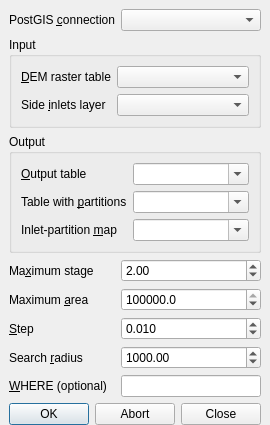
mlt/siam, file ui_hypsometry.ui: the form before one commit.
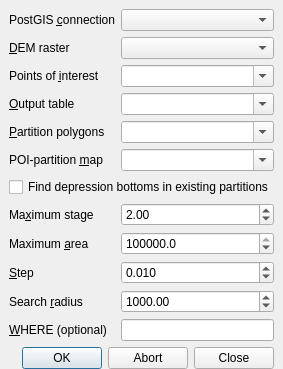
The form after the commit. Icons and pictures are not drawn.

Diff of the .ui file:
```diff
--- a/ui_hypsometry.ui
+++ b/ui_hypsometry.ui
@@ -6,8 +6,8 @@
    <rect>
     <x>0</x>
     <y>0</y>
-    <width>255</width>
-    <height>412</height>
+    <width>257</width>
+    <height>342</height>
    </rect>
   </property>
   <property name="windowTitle">
@@ -64,140 +64,7 @@
        </property>
       </widget>
      </item>
-     <item row="1" column="0" colspan="2">
-      <widget class="QGroupBox" name="groupBox">
-       <property name="enabled">
-        <bool>true</bool>
-       </property>
-       <property name="sizePolicy">
-        <sizepolicy hsizetype="Preferred" vsizetype="Fixed">
-         <horstretch>0</horstretch>
-         <verstretch>0</verstretch>
-        </sizepolicy>
-       </property>
-       <property name="title">
-        <string>Input</string>
-       </property>
-       <property name="flat">
-        <bool>false</bool>
-       </property>
-       <property name="checkable">
-        <bool>false</bool>
-       </property>
-       <layout class="QFormLayout" name="formLayout">
-        <item row="0" column="0">
-         <widget class="QLabel" name="labelDEM">
-          <property name="text">
-           <string>&amp;DEM raster table</string>
-          </property>
-          <property name="buddy">
-           <cstring>cbDEM</cstring>
-          </property>
-         </widget>
-        </item>
-        <item row="0" column="1">
-         <widget class="QComboBox" name="cbDEM">
-          <property name="editable">
-           <bool>false</bool>
-          </property>
-         </widget>
-        </item>
-        <item row="1" column="0">
-         <widget class="QLabel" name="labelInlets">
-          <property name="text">
-           <string>Side &amp;inlets layer</string>
-          </property>
-          <property name="buddy">
-           <cstring>cbInlets</cstring>
-          </property>
-         </widget>
-        </item>
-        <item row="1" column="1">
-         <widget class="QComboBox" name="cbInlets">
-          <property name="editable">
-           <bool>false</bool>
-          </property>
-         </widget>
-        </item>
-       </layout>
-      </widget>
-     </item>
-     <item row="2" column="0" colspan="2">
-      <widget class="QGroupBox" name="groupBox_2">
-       <property name="sizePolicy">
-        <sizepolicy hsizetype="Preferred" vsizetype="Fixed">
-         <horstretch>0</horstretch>
-         <verstretch>0</verstretch>
-        </sizepolicy>
-       </property>
-       <property name="title">
-        <string>Output</string>
-       </property>
-       <layout class="QFormLayout" name="formLayout_2">
-        <item row="0" column="0">
-         <widget class="QLabel" name="labelOutput">
-          <property name="text">
-           <string>&amp;Output table</string>
-          </property>
-          <property name="buddy">
-           <cstring>cbOutput</cstring>
-          </property>
-         </widget>
-        </item>
-        <item row="0" column="1">
-         <widget class="QComboBox" name="cbOutput">
-          <property name="editable">
-           <bool>true</bool>
-          </property>
-          <property name="insertPolicy">
-           <enum>QComboBox::InsertAlphabetically</enum>
-          </property>
-         </widget>
-        </item>
-        <item row="1" column="0">
-         <widget class="QLabel" name="labelPartitions">
-          <property name="text">
-           <string>Table with &amp;partitions</string>
-          </property>
-          <property name="buddy">
-           <cstring>cbPartitions</cstring>
-          </property>
-         </widget>
-        </item>
-        <item row="1" column="1">
-         <widget class="QComboBox" name="cbPartitions">
-          <property name="editable">
-           <bool>true</bool>
-          </property>
-          <property name="insertPolicy">
-           <enum>QComboBox::InsertAlphabetically</enum>
-          </property>
-         </widget>
-        </item>
-        <item row="2" column="0">
-         <widget class="QLabel" name="labelMap">
-          <property name="text">
-           <string>Inlet-partition &amp;map</string>
-          </property>
-          <property name="buddy">
-           <cstring>cbMap</cstring>
-          </property>
-         </widget>
-        </item>
-        <item row="2" column="1">
-         <widget class="QComboBox" name="cbMap">
-          <property name="editable">
-           <bool>true</bool>
-          </property>
-          <property name="insertPolicy">
-           <enum>QComboBox::InsertAlphabetically</enum>
-          </property>
-         </widget>
-        </item>
-       </layout>
-      </widget>
-     </item>
-     <item row="3" column="0">
+     <item row="7" column="0">
       <widget class="QLabel" name="labelMaxStage">
        <property name="text">
         <string>Ma&amp;ximum stage</string>
@@ -207,7 +74,7 @@
        </property>
       </widget>
      </item>
-     <item row="3" column="1">
+     <item row="7" column="1">
       <widget class="QDoubleSpinBox" name="sbMaxStage">
        <property name="minimum">
         <double>0.500000000000000</double>
@@ -220,7 +87,7 @@
        </property>
       </widget>
      </item>
-     <item row="4" column="0">
+     <item row="8" column="0">
       <widget class="QLabel" name="labelMaxStage_2">
        <property name="text">
         <string>Maximum &amp;area</string>
@@ -230,7 +97,7 @@
        </property>
       </widget>
      </item>
-     <item row="4" column="1">
+     <item row="8" column="1">
       <widget class="QDoubleSpinBox" name="sbMaxArea">
        <property name="decimals">
         <number>1</number>
@@ -249,7 +116,7 @@
        </property>
       </widget>
      </item>
-     <item row="5" column="0">
+     <item row="9" column="0">
       <widget class="QLabel" name="labelStep">
        <property name="text">
         <string>&amp;Step</string>
@@ -259,7 +126,7 @@
        </property>
       </widget>
      </item>
-     <item row="5" column="1">
+     <item row="9" column="1">
       <widget class="QDoubleSpinBox" name="sbStep">
        <property name="decimals">
         <number>3</number>
@@ -278,7 +145,7 @@
        </property>
       </widget>
      </item>
-     <item row="6" column="0">
+     <item row="10" column="0">
       <widget class="QLabel" name="labelRadius">
        <property name="text">
         <string>Search &amp;radius</string>
@@ -288,7 +155,7 @@
        </property>
       </widget>
      </item>
-     <item row="6" column="1">
+     <item row="10" column="1">
       <widget class="QDoubleSpinBox" name="sbRadius">
        <property name="minimum">
         <double>1.000000000000000</double>
@@ -304,7 +171,7 @@
        </property>
       </widget>
      </item>
-     <item row="7" column="0">
+     <item row="11" column="0">
       <widget class="QLabel" name="labeWhere">
        <property name="text">
         <string>&amp;WHERE (optional)</string>
@@ -314,14 +181,14 @@
        </property>
       </widget>
      </item>
-     <item row="7" column="1">
+     <item row="11" column="1">
       <widget class="QLineEdit" name="leWhere">
        <property name="statusTip">
         <string>Suiteable PostGIS statement, e.g., using rid, rast, or other fields using subquery</string>
        </property>
       </widget>
      </item>
-     <item row="8" column="0" colspan="2">
+     <item row="12" column="0" colspan="2">
       <widget class="QDialogButtonBox" name="buttonBox">
        <property name="enabled">
         <bool>true</bool>
@@ -337,6 +204,140 @@
        </property>
       </widget>
      </item>
+     <item row="5" column="0">
+      <widget class="QLabel" name="labelMap">
+       <property name="text">
+        <string>POI-partition &amp;map</string>
+       </property>
+       <property name="buddy">
+        <cstring>cbMap</cstring>
+       </property>
+      </widget>
+     </item>
+     <item row="5" column="1">
+      <widget class="QComboBox" name="cbMap">
+       <property name="toolTip">
+        <string>Output table</string>
+       </property>
+       <property name="editable">
+        <bool>true</bool>
+       </property>
+       <property name="insertPolicy">
+        <enum>QComboBox::InsertAlphabetically</enum>
+       </property>
+      </widget>
+     </item>
+     <item row="4" column="0">
+      <widget class="QLabel" name="labelPartitions">
+       <property name="text">
+        <string>&amp;Partition polygons</string>
+       </property>
+       <property name="buddy">
+        <cstring>cbPartitions</cstring>
+       </property>
+      </widget>
+     </item>
+     <item row="4" column="1">
+      <widget class="QComboBox" name="cbPartitions">
+       <property name="toolTip">
+        <string>&lt;!DOCTYPE HTML PUBLIC &quot;-//W3C//DTD HTML 4.0//EN&quot; &quot;http://www.w3.org/TR/REC-html40/strict.dtd&quot;&gt;
+&lt;html&gt;&lt;head&gt;&lt;meta name=&quot;qrichtext&quot; content=&quot;1&quot; /&gt;&lt;style type=&quot;text/css&quot;&gt;
+p, li { white-space: pre-wrap; }
+&lt;/style&gt;&lt;/head&gt;&lt;body style=&quot; font-family:'MS Shell Dlg 2'; font-size:8.25pt; font-weight:400; font-style:normal;&quot;&gt;
+&lt;p style=&quot; margin-top:0px; margin-bottom:0px; margin-left:0px; margin-right:0px; -qt-block-indent:0; text-indent:0px;&quot;&gt;&lt;span style=&quot; font-size:8pt;&quot;&gt;Output partitiong resulted from buffering POI using search radius&lt;/span&gt;&lt;/p&gt;
+&lt;p style=&quot; margin-top:0px; margin-bottom:0px; margin-left:0px; margin-right:0px; -qt-block-indent:0; text-indent:0px;&quot;&gt;&lt;span style=&quot; font-size:8pt;&quot;&gt;or input polygons where to look for depressions.&lt;/span&gt;&lt;/p&gt;
+&lt;p style=&quot;-qt-paragraph-type:empty; margin-top:0px; margin-bottom:0px; margin-left:0px; margin-right:0px; -qt-block-indent:0; text-indent:0px; font-size:8pt;&quot;&gt;&lt;/p&gt;
+&lt;p style=&quot; margin-top:0px; margin-bottom:0px; margin-left:0px; margin-right:0px; -qt-block-indent:0; text-indent:0px;&quot;&gt;&lt;span style=&quot; font-size:8pt;&quot;&gt;See&lt;/span&gt;&lt;span style=&quot; font-size:8pt; font-style:italic;&quot;&gt; Find bottoms&lt;/span&gt;&lt;span style=&quot; font-size:8pt;&quot;&gt; tip for details.&lt;/span&gt;&lt;/p&gt;&lt;/body&gt;&lt;/html&gt;</string>
+       </property>
+       <property name="editable">
+        <bool>true</bool>
+       </property>
+       <property name="insertPolicy">
+        <enum>QComboBox::InsertAlphabetically</enum>
+       </property>
+      </widget>
+     </item>
+     <item row="3" column="0">
+      <widget class="QLabel" name="labelOutput">
+       <property name="text">
+        <string>&amp;Output table</string>
+       </property>
+       <property name="buddy">
+        <cstring>cbOutput</cstring>
+       </property>
+      </widget>
+     </item>
+     <item row="3" column="1">
+      <widget class="QComboBox" name="cbOutput">
+       <property name="toolTip">
+        <string>&lt;!DOCTYPE HTML PUBLIC &quot;-//W3C//DTD HTML 4.0//EN&quot; &quot;http://www.w3.org/TR/REC-html40/strict.dtd&quot;&gt;
+&lt;html&gt;&lt;head&gt;&lt;meta name=&quot;qrichtext&quot; content=&quot;1&quot; /&gt;&lt;style type=&quot;text/css&quot;&gt;
+p, li { white-space: pre-wrap; }
+&lt;/style&gt;&lt;/head&gt;&lt;body style=&quot; font-family:'MS Shell Dlg 2'; font-size:8.25pt; font-weight:400; font-style:normal;&quot;&gt;
+&lt;p style=&quot; margin-top:0px; margin-bottom:0px; margin-left:0px; margin-right:0px; -qt-block-indent:0; text-indent:0px;&quot;&gt;&lt;span style=&quot; font-size:8pt;&quot;&gt;Output table with hypsometry polygons.&lt;/span&gt;&lt;/p&gt;
+&lt;p style=&quot; margin-top:0px; margin-bottom:0px; margin-left:0px; margin-right:0px; -qt-block-indent:0; text-indent:0px;&quot;&gt;&lt;span style=&quot; font-size:8pt;&quot;&gt;Postprocessing clean up will be necessary!&lt;/span&gt;&lt;/p&gt;&lt;/body&gt;&lt;/html&gt;</string>
+       </property>
+       <property name="editable">
+        <bool>true</bool>
+       </property>
+       <property name="insertPolicy">
+        <enum>QComboBox::InsertAlphabetically</enum>
+       </property>
+      </widget>
+     </item>
+     <item row="2" column="0">
+      <widget class="QLabel" name="labelInlets">
+       <property name="text">
+        <string>Points of &amp;interest</string>
+       </property>
+       <property name="buddy">
+        <cstring>cbInlets</cstring>
+       </property>
+      </widget>
+     </item>
+     <item row="2" column="1">
+      <widget class="QComboBox" name="cbInlets">
+       <property name="toolTip">
+        <string>&lt;!DOCTYPE HTML PUBLIC &quot;-//W3C//DTD HTML 4.0//EN&quot; &quot;http://www.w3.org/TR/REC-html40/strict.dtd&quot;&gt;
+&lt;html&gt;&lt;head&gt;&lt;meta name=&quot;qrichtext&quot; content=&quot;1&quot; /&gt;&lt;style type=&quot;text/css&quot;&gt;
+p, li { white-space: pre-wrap; }
+&lt;/style&gt;&lt;/head&gt;&lt;body style=&quot; font-family:'MS Shell Dlg 2'; font-size:8.25pt; font-weight:400; font-style:normal;&quot;&gt;
+&lt;p style=&quot; margin-top:0px; margin-bottom:0px; margin-left:0px; margin-right:0px; -qt-block-indent:0; text-indent:0px;&quot;&gt;&lt;span style=&quot; font-size:8pt;&quot;&gt;Input side inlets or output depression bottoms.&lt;/span&gt;&lt;/p&gt;
+&lt;p style=&quot;-qt-paragraph-type:empty; margin-top:0px; margin-bottom:0px; margin-left:0px; margin-right:0px; -qt-block-indent:0; text-indent:0px; font-size:8pt;&quot;&gt;&lt;/p&gt;
+&lt;p style=&quot; margin-top:0px; margin-bottom:0px; margin-left:0px; margin-right:0px; -qt-block-indent:0; text-indent:0px;&quot;&gt;&lt;span style=&quot; font-size:8pt;&quot;&gt;See&lt;/span&gt;&lt;span style=&quot; font-size:8pt; font-style:italic;&quot;&gt; Find bottoms&lt;/span&gt;&lt;span style=&quot; font-size:8pt;&quot;&gt; tip for details.&lt;/span&gt;&lt;/p&gt;&lt;/body&gt;&lt;/html&gt;</string>
+       </property>
+       <property name="editable">
+        <bool>true</bool>
+       </property>
+      </widget>
+     </item>
+     <item row="1" column="0">
+      <widget class="QLabel" name="labelDEM">
+       <property name="text">
+        <string>&amp;DEM raster</string>
+       </property>
+       <property name="buddy">
+        <cstring>cbDEM</cstring>
+       </property>
+      </widget>
+     </item>
+     <item row="1" column="1">
+      <widget class="QComboBox" name="cbDEM">
+       <property name="toolTip">
+        <string>Select existing PG table with DEM raster</string>
+       </property>
+       <property name="editable">
+        <bool>false</bool>
+       </property>
+      </widget>
+     </item>
+     <item row="6" column="0" colspan="2">
+      <widget class="QCheckBox" name="checkBoxFindBottoms">
+       <property name="text">
+        <string>Find depression bottoms in existing partitions</string>
+       </property>
+      </widget>
+     </item>
     </layout>
    </item>
   </layout>
```
Left out of the diff: 7 changed lines with no effect on the pictures.
